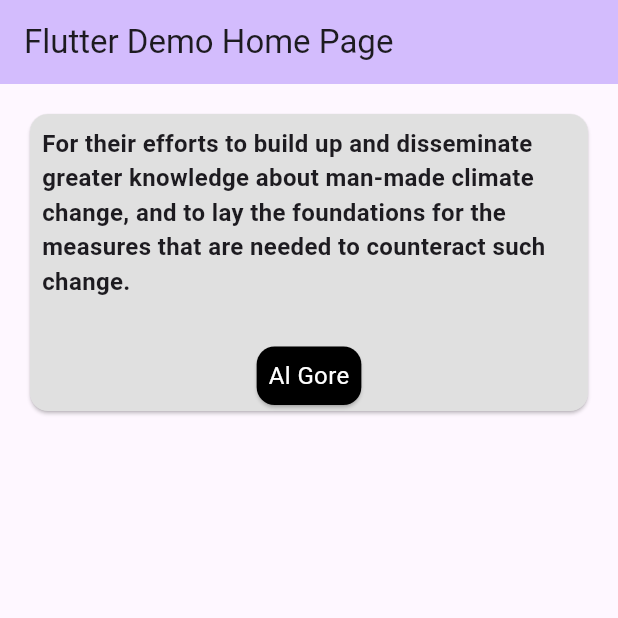
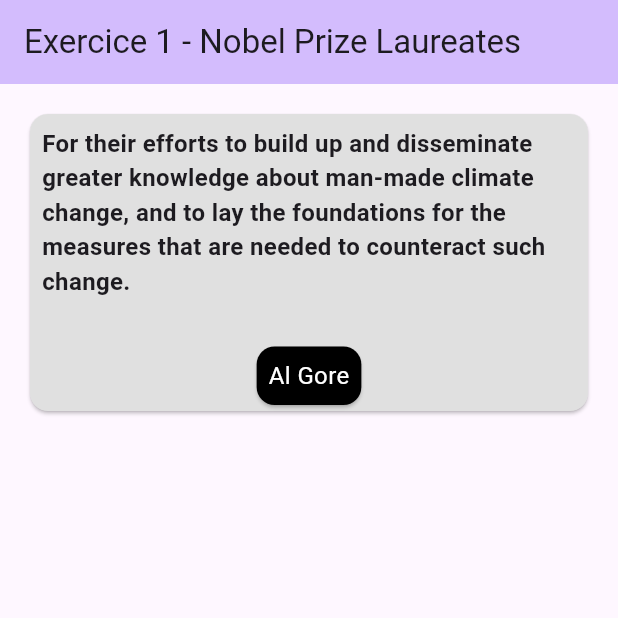
Before and after one commit to IweZix/BIN2-Q2-Mobile, a Flutter app: the screen it shows after launch, on a phone screen of 412 x 824 dp, the top half of it. Run offline on Flutter 3.47's test engine with Material 3 defaults, Android fonts, the phone set to English and light mode, and no system bars.

Commit message:
refactor: exercice 1
Refactor : Update AppBar title on exercice 1

```diff
--- a/ex1/lib/main.dart
+++ b/ex1/lib/main.dart
@@ -18,7 +18,7 @@ class MyApp extends StatelessWidget {
         colorScheme: ColorScheme.fromSeed(seedColor: Colors.deepPurple),
         useMaterial3: true,
       ),
-      home: const MyHomePage(title: 'Flutter Demo Home Page'),
+      home: const MyHomePage(title: 'Exercice 1 - Nobel Prize Laureates')
     );
   }
 }
```
